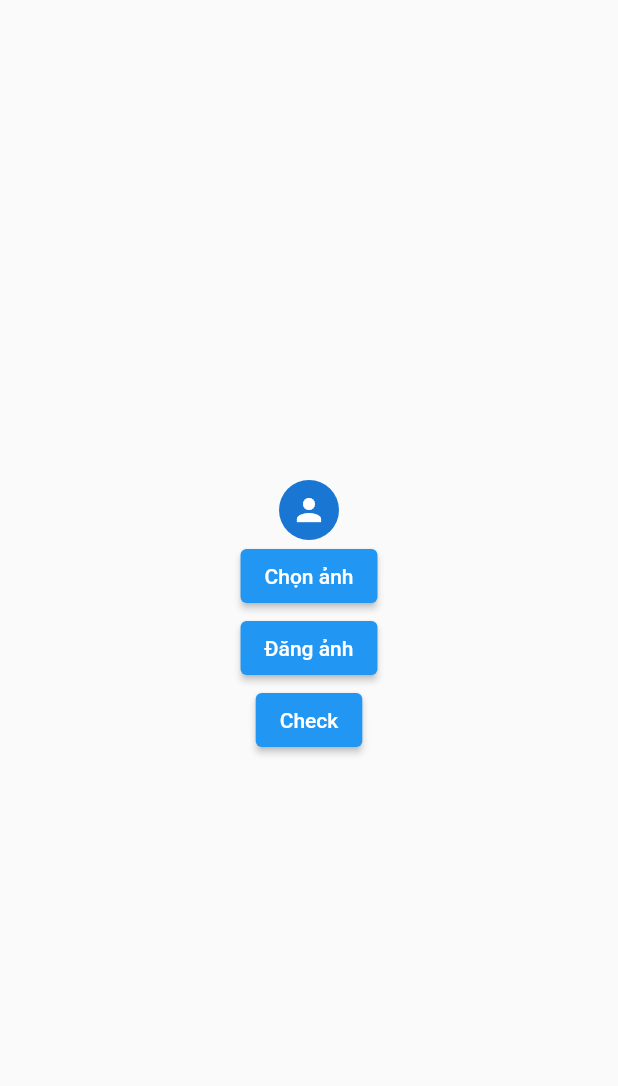
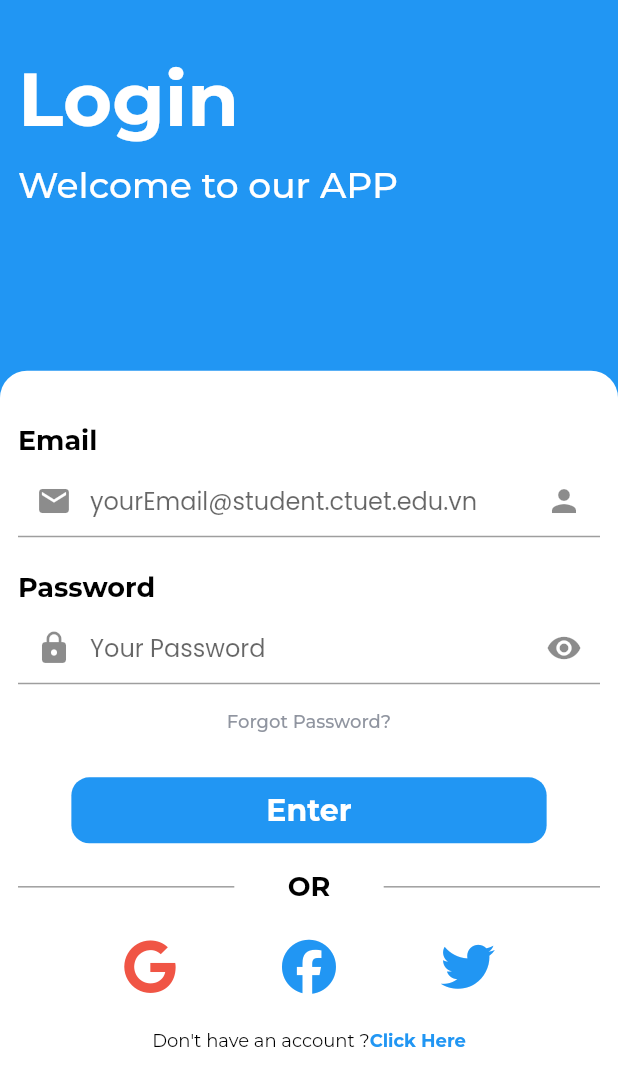
Before and after one commit to qu-Ming/mutil_app, a Flutter app: the screen it shows after launch, on a phone screen of 412 x 824 dp. Shown: the top 1086 px of the screen. Run offline on Flutter 3.47's test engine with Material 2 defaults, Android fonts, the phone set to English and light mode, and no system bars; our stand-ins replace cloud_firestore, firebase_core, firebase_storage, font_awesome_flutter, image_picker, like_button; accounts and stored records are empty.

Commit message:
test page login

```diff
--- a/lib/components/textfield_component.dart
+++ b/lib/components/textfield_component.dart
@@ -4,6 +4,9 @@ import 'package:mutil_app/utils/const/app_colors.dart';
 class TextFieldComponent extends StatelessWidget {
   const TextFieldComponent({
     Key? key,
+    this.suffixIcon,
+    this.prefixIcon,
+    this.obscureText = false,
     required this.text,
     this.textInputType,
     required this.textEditingController,
@@ -18,16 +21,22 @@ class TextFieldComponent extends StatelessWidget {
   final TextInputType? textInputType;
   final TextEditingController textEditingController;
   final Color? colorText;
+  final bool? obscureText;
+  final Widget? suffixIcon;
+  final Widget? prefixIcon;
   @override
   Widget build(BuildContext context) {
     return Padding(
       padding: const EdgeInsets.only(bottom: 5, top: 5),
       child: TextField(
+        obscureText: obscureText!,
         cursorColor: AppColors.colorBlack,
         controller: textEditingController,
         keyboardType: textInputType,
         onChanged: onChanged,
         decoration: InputDecoration(
+          suffixIcon: suffixIcon,
+          prefixIcon: prefixIcon,
           errorText: errorText,
           hintText: text,
           hintStyle: TextStyle(color: colorText, fontFamily: 'Poppins'),
--- a/lib/main.dart
+++ b/lib/main.dart
@@ -1,5 +1,6 @@
 import 'package:firebase_core/firebase_core.dart';
 import 'package:flutter/material.dart';
+import 'package:mutil_app/pages/ui_test/test_login_page.dart';
 
 import 'firebase_options.dart';
 import 'pages/bottom_navigator.dart';
@@ -23,9 +24,9 @@ class MyApp extends StatelessWidget {
   @override
   Widget build(BuildContext context) {
     return const MaterialApp(
-      debugShowCheckedModeBanner: false,
-      // home: BottomNavigator(),
-      home: TestPage(),
-    );
+        debugShowCheckedModeBanner: false,
+        // home: BottomNavigator(),
+        // home: TestPage(),
+        home: TestLoginPage());
   }
 }
--- a/lib/pages/chat_page/test_page.dart
+++ b/lib/pages/chat_page/test_page.dart
@@ -4,8 +4,8 @@ import 'package:cloud_firestore/cloud_firestore.dart';
 import 'package:firebase_storage/firebase_storage.dart';
 import 'package:flutter/material.dart';
 import 'package:image_picker/image_picker.dart';
-import 'package:mutil_app/model/chat_model.dart';
 import 'package:mutil_app/model/user_model.dart';
+import 'package:mutil_app/utils/const/app_colors.dart';
 
 class TestPage extends StatefulWidget {
   const TestPage({Key? key}) : super(key: key);
@@ -32,6 +32,7 @@ class _TestPageState extends State<TestPage> {
   @override
   Widget build(BuildContext context) {
     return Scaffold(
+      backgroundColor: AppColors.backGourndColor,
       body: SafeArea(
         child: Center(
           child: SingleChildScrollView(
@@ -83,12 +84,34 @@ class _TestPageState extends State<TestPage> {
                 ),
                 ElevatedButton(
                   onPressed: () async {
-                    print(FirebaseFirestore.instance
-                        .collection("User/user_minh")
-                        .firestore);
+                    print('asd');
                   },
                   child: const Text('Check'),
                 ),
+
+                Container(
+                  margin: const EdgeInsets.symmetric(
+                      horizontal: 10.0, vertical: 10.0),
+                  padding: const EdgeInsets.symmetric(
+                      horizontal: 10.0, vertical: 10.0),
+                  decoration: BoxDecoration(
+                      borderRadius: BorderRadius.circular(12.0),
+                      color: AppColors.colorWhite),
+                  child: Padding(
+                    padding: const EdgeInsets.all(8.0),
+                    child: Column(
+                      children: [
+                        Row(
+                          children: [
+                            Text('1'),
+                            Text(
+                                'asssaaaaaaaaaaaaaaaaaaaaaaaaaassssss12321321'),
+                          ],
+                        ),
+                      ],
+                    ),
+                  ),
+                )
                 // Image.network()
               ],
             ),
--- /dev/null
+++ b/lib/pages/ui_test/test_login_page.dart
@@ -0,0 +1,194 @@
+import 'package:flutter/material.dart';
+import 'package:font_awesome_flutter/font_awesome_flutter.dart';
+import 'package:mutil_app/components/text_component.dart';
+import 'package:mutil_app/components/textfield_component.dart';
+
+import '../../utils/const/app_colors.dart';
+
+class TestLoginPage extends StatelessWidget {
+  const TestLoginPage({Key? key}) : super(key: key);
+
+  @override
+  Widget build(BuildContext context) {
+    double sizeHeight = MediaQuery.of(context).size.height;
+    double sizeWidth = MediaQuery.of(context).size.width;
+    TextEditingController controller1 = TextEditingController();
+    return Scaffold(
+      body: ColoredBox(
+        color: AppColors.colorBlue,
+        child: SizedBox(
+          child: SafeArea(
+            child: Stack(
+              children: [
+                Column(
+                  children: const [
+                    Padding(
+                      padding: EdgeInsets.only(top: 36, left: 12),
+                      child: Align(
+                        alignment: Alignment.topLeft,
+                        child: TextComponent(
+                          text: 'Login',
+                          colorText: AppColors.colorWhite,
+                          textSize: 50.0,
+                          fontWeight: FontWeight.bold,
+                        ),
+                      ),
+                    ),
+                    Padding(
+                      padding: EdgeInsets.only(top: 12, left: 12),
+                      child: Align(
+                        alignment: Alignment.topLeft,
+                        child: TextComponent(
+                          text: 'Welcome to our APP',
+                          colorText: AppColors.colorWhite,
+                          textSize: 24.0,
+                          fontWeight: FontWeight.w500,
+                        ),
+                      ),
+                    ),
+                  ],
+                ),
+                Align(
+                  alignment: Alignment.bottomCenter,
+                  child: Container(
+                    padding: const EdgeInsets.fromLTRB(12, 36, 12, 24),
+                    height: sizeHeight * 0.7,
+                    decoration: const BoxDecoration(
+                      color: AppColors.colorWhite,
+                      borderRadius: BorderRadius.only(
+                          topLeft: Radius.circular(18),
+                          topRight: Radius.circular(18)),
+                    ),
+                    child: SingleChildScrollView(
+                      child: Column(
+                        children: [
+                          const Align(
+                            alignment: Alignment.topLeft,
+                            child: TextComponent(
+                              text: "Email",
+                              textSize: 18,
+                              fontWeight: FontWeight.bold,
+                            ),
+                          ),
+                          TextFieldComponent(
+                            suffixIcon: const Icon(Icons.person),
+                            prefixIcon: const Icon(Icons.email),
+                            text: 'yourEmail@student.ctuet.edu.vn',
+                            textEditingController: controller1,
+                          ),
+                          const SizedBox(
+                            height: 18,
+                          ),
+                          const Align(
+                            alignment: Alignment.topLeft,
+                            child: TextComponent(
+                              text: "Password",
+                              textSize: 18,
+                              fontWeight: FontWeight.bold,
+                            ),
+                          ),
+                          TextFieldComponent(
+                            suffixIcon: const Icon(Icons.remove_red_eye),
+                            prefixIcon: const Icon(Icons.lock),
+                            obscureText: true,
+                            text: 'Your Password',
+                            textInputType: TextInputType.visiblePassword,
+                            textEditingController: controller1,
+                          ),
+                          const SizedBox(
+                            height: 12,
+                          ),
+                          const Align(
+                            alignment: Alignment.center,
+                            child: TextComponent(
+                              text: "Forgot Password?",
+                              textSize: 12,
+                              fontWeight: FontWeight.w500,
+                              colorText: AppColors.colorGreyText,
+                            ),
+                          ),
+                          const SizedBox(
+                            height: 12,
+                          ),
+                          Container(
+                            margin: const EdgeInsets.symmetric(vertical: 18.0),
+                            padding: const EdgeInsets.symmetric(
+                                vertical: 10.0, horizontal: 130.0),
+                            decoration: BoxDecoration(
+                                color: AppColors.colorBlue,
+                                borderRadius: BorderRadius.circular(12)),
+                            child: const TextComponent(
+                              text: 'Enter',
+                              colorText: AppColors.colorWhite,
+                              fontWeight: FontWeight.bold,
+                              textSize: 20.0,
+                            ),
+                          ),
+                          Row(
+                            mainAxisAlignment: MainAxisAlignment.spaceBetween,
+                            children: [
+                              Container(
+                                width: sizeWidth * 0.35,
+                                height: 1,
+                                color: AppColors.colorGrey2,
+                              ),
+                              const TextComponent(
+                                text: 'OR',
+                                fontWeight: FontWeight.bold,
+                                textSize: 18,
+                              ),
+                              Container(
+                                width: sizeWidth * 0.35,
+                                height: 1,
+                                color: AppColors.colorGrey2,
+                              ),
+                            ],
+                          ),
+                          Padding(
+                            padding: const EdgeInsets.symmetric(vertical: 24.0),
+                            child: Row(
+                              mainAxisAlignment: MainAxisAlignment.spaceEvenly,
+                              children: const [
+                                Icon(
+                                  FontAwesomeIcons.google,
+                                  color: AppColors.colorLightRed,
+                                  size: 36,
+                                ),
+                                Icon(
+                                  FontAwesomeIcons.facebook,
+                                  color: AppColors.colorBlue,
+                                  size: 36,
+                                ),
+                                Icon(
+                                  FontAwesomeIcons.twitter,
+                                  color: AppColors.colorBlue,
+                                  size: 36,
+                                ),
+                              ],
+                            ),
+                          ),
+                          Row(
+                            mainAxisAlignment: MainAxisAlignment.center,
+                            crossAxisAlignment: CrossAxisAlignment.center,
+                            children: const [
+                              TextComponent(text: 'Don\'t have an account ?'),
+                              TextComponent(
+                                text: 'Click Here',
+                                fontWeight: FontWeight.bold,
+                                colorText: AppColors.colorBlue,
+                              ),
+                            ],
+                          ),
+                        ],
+                      ),
+                    ),
+                  ),
+                )
+              ],
+            ),
+          ),
+        ),
+      ),
+    );
+  }
+}
--- a/pubspec.yaml
+++ b/pubspec.yaml
@@ -42,6 +42,7 @@ dependencies:
   image_picker: ^0.8.6
   firebase_storage: ^10.3.11
   path_provider: ^2.0.11
+  font_awesome_flutter: ^10.2.1
 
 
 
```
Also changed, not shown: pubspec.lock.
